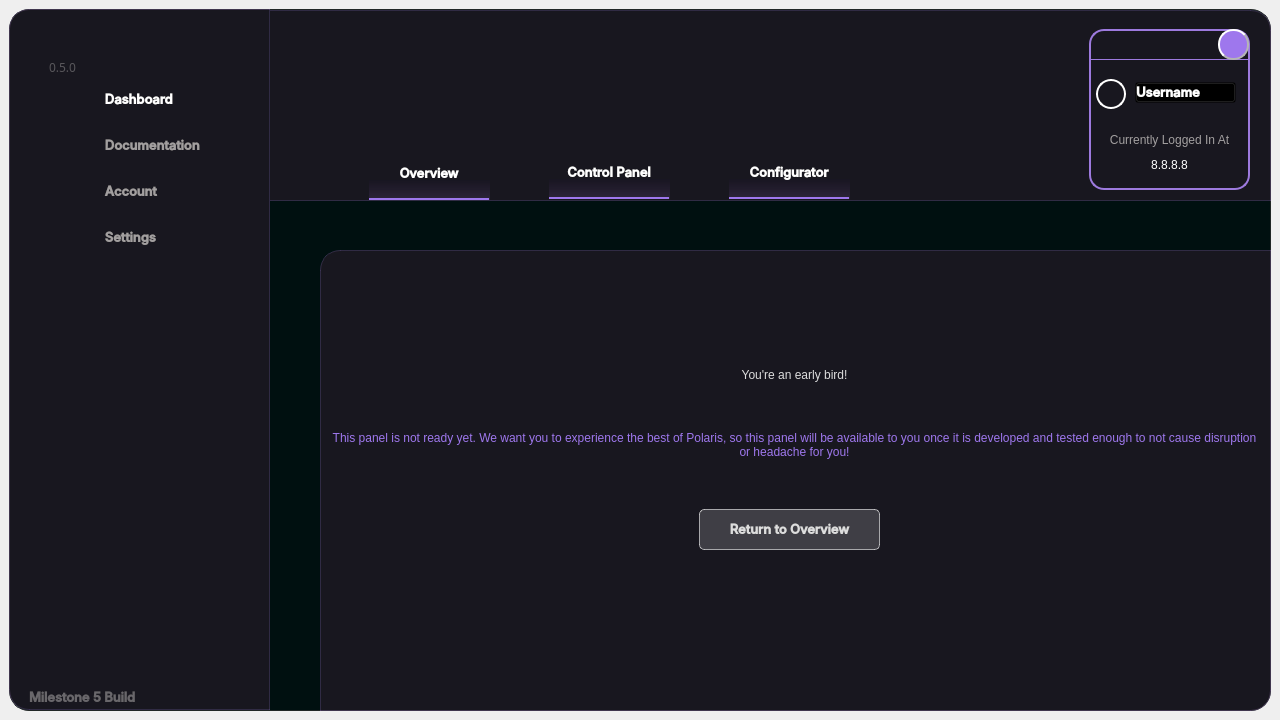
Qt form UI/main.ui (ameasere/Polaris) before a commit.
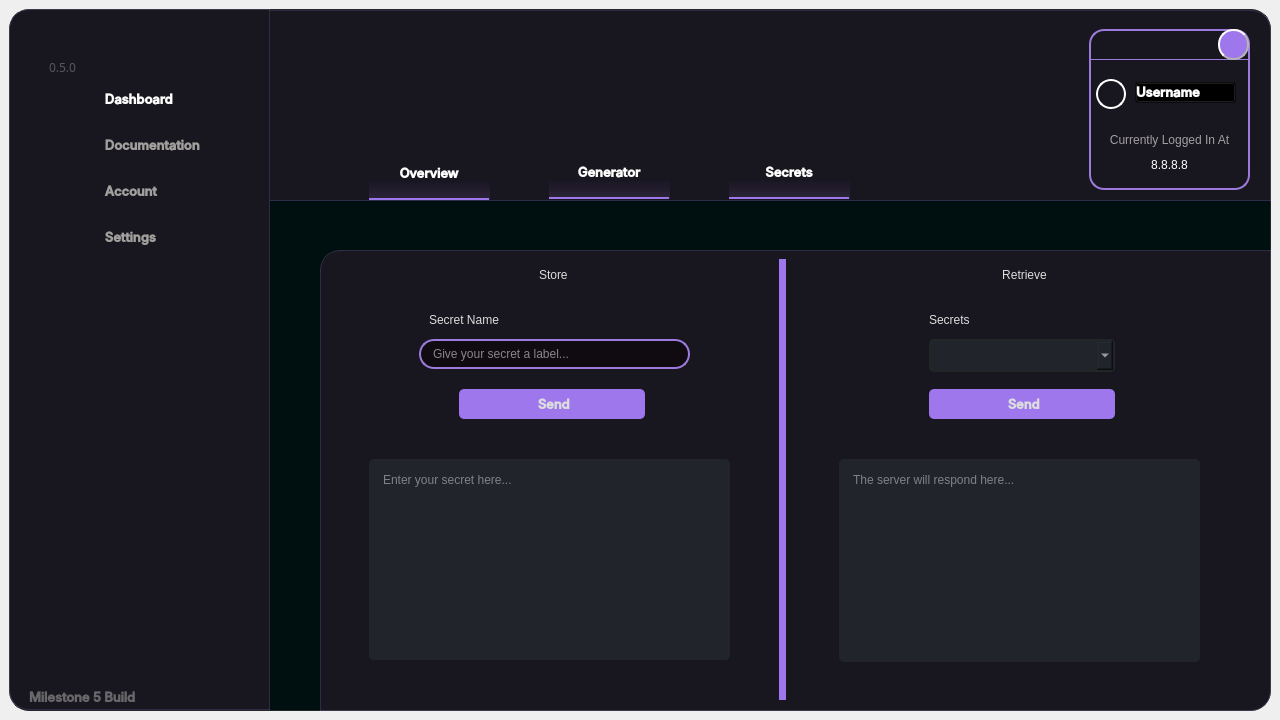
The same form after that commit. The open tabs and pages were chosen to show the change. Icons and pictures are not drawn.

Commit message: Secrets Management Page [beta]

What changed in the file:
```diff
--- a/UI/main.ui
+++ b/UI/main.ui
@@ -1561,7 +1561,7 @@
         <string notr="true">background: transparent;</string>
        </property>
        <property name="currentIndex">
-        <number>2</number>
+        <number>1</number>
        </property>
        <widget class="QWidget" name="hsmlist">
         <widget class="QStackedWidget" name="hsmpages">
@@ -2697,62 +2697,97 @@
          </widget>
         </widget>
        </widget>
-       <widget class="QWidget" name="configurator">
-        <widget class="QLabel" name="addhsmtitle_2">
+       <widget class="QWidget" name="secrets">
+        <widget class="QLabel" name="overview_cpu_3">
          <property name="geometry">
           <rect>
-           <x>0</x>
-           <y>90</y>
-           <width>931</width>
-           <height>51</height>
+           <x>210</x>
+           <y>0</y>
+           <width>41</width>
+           <height>31</height>
           </rect>
          </property>
          <property name="styleSheet">
-          <string notr="true">font: 600 16pt &quot;Inter Medium&quot;;</string>
+          <string notr="true">font: 700 12pt &quot;Inter Medium&quot;;</string>
          </property>
          <property name="text">
-          <string>You're an early bird!</string>
+          <string>Store</string>
          </property>
+        </widget>
+        <widget class="QLabel" name="overview_cpu_5">
+         <property name="geometry">
+          <rect>
+           <x>600</x>
+           <y>0</y>
+           <width>191</width>
+           <height>31</height>
+          </rect>
+         </property>
+         <property name="styleSheet">
+          <string notr="true">font: 700 12pt &quot;Inter Medium&quot;;</string>
+         </property>
+         <property name="text">
+          <string>Retrieve</string>
+         </property>
          <property name="alignment">
           <set>Qt::AlignCenter</set>
          </property>
         </widget>
-        <widget class="QLabel" name="addhsmtitle_3">
+        <widget class="QLabel" name="label">
          <property name="geometry">
           <rect>
-           <x>0</x>
-           <y>160</y>
-           <width>931</width>
-           <height>51</height>
+           <x>450</x>
+           <y>-10</y>
+           <width>7</width>
+           <height>461</height>
           </rect>
          </property>
          <property name="styleSheet">
-          <string notr="true">font: 600 14pt &quot;Inter Medium&quot;;
-color: #9e77ed;</string>
+          <string notr="true">background-color: #9e77ed;</string>
          </property>
          <property name="text">
-          <string>This panel is not ready yet. We want you to experience the best of Polaris, so this panel will be available to you once it is developed and tested enough to not cause disruption or headache for you!</string>
+          <string/>
          </property>
-         <property name="alignment">
-          <set>Qt::AlignCenter</set>
+        </widget>
+        <widget class="QPlainTextEdit" name="secret_response">
+         <property name="geometry">
+          <rect>
+           <x>510</x>
+           <y>200</y>
+           <width>361</width>
+           <height>203</height>
+          </rect>
          </property>
-         <property name="wordWrap">
+         <property name="minimumSize">
+          <size>
+           <width>200</width>
+           <height>200</height>
+          </size>
+         </property>
+         <property name="styleSheet">
+          <string notr="true">background-color: rgb(33, 37, 43);
+font: 600 10pt &quot;Inter Medium&quot;;</string>
+         </property>
+         <property name="readOnly">
           <bool>true</bool>
          </property>
+         <property name="placeholderText">
+          <string>The server will respond here...</string>
+         </property>
         </widget>
-        <widget class="QPushButton" name="btn_earlybird">
+        <widget class="QPushButton" name="btn_retrievesecret">
          <property name="geometry">
           <rect>
-           <x>370</x>
-           <y>250</y>
-           <width>181</width>
-           <height>41</height>
+           <x>600</x>
+           <y>130</y>
+           <width>186</width>
+           <height>30</height>
           </rect>
          </property>
          <property name="minimumSize">
           <size>
-           <width>120</width>
-           <height>15</height>
+           <width>150</width>
+           <height>30</height>
           </size>
          </property>
          <property name="font">
@@ -2767,38 +2802,210 @@
           <cursorShape>PointingHandCursor</cursorShape>
          </property>
          <property name="styleSheet">
-          <string notr="true">#btn_earlybird {
-background-color: rgba(222, 222, 222, 50);
+          <string notr="true">QPushButton {
+background-color: #9e77ed;
 font: 600 10pt &quot;Inter Medium&quot;;
-text-align: center;
-border: 1px solid rgba(255, 255, 255, 150);
 border-radius: 5px;
 }
-#btn_earlybird:hover {
-background-color: rgba(222, 222, 222, 90);
-font: 600 10pt &quot;Inter Medium&quot;;
-text-align: center;
-border: 1px solid rgba(255, 255, 255, 150);
-border-radius: 5px;
+QPushButton:hover {
+	background-color: rgb(168, 128, 255);
+	border-radius: 4px;
 }
-#btn_earlybird:pressed {
-background-color: rgba(222, 222, 222, 150);
+QPushButton:pressed {	
+	background-color: rgb(255, 243, 239);
+	font: 600 10pt &quot;Inter Medium&quot;;
+	icon: url(:/icons/images/icons/log-in_purple.png);
+	color: #9e77ed;
+	border-radius: 5px;
+}
+</string>
+         </property>
+         <property name="text">
+          <string> Send</string>
+         </property>
+         <property name="icon">
+          <iconset resource="resources.qrc">
+           <normaloff>:/icons/images/icons/send.png</normaloff>:/icons/images/icons/send.png</iconset>
+         </property>
+        </widget>
+        <widget class="QComboBox" name="secrets_dd">
+         <property name="geometry">
+          <rect>
+           <x>600</x>
+           <y>80</y>
+           <width>186</width>
+           <height>33</height>
+          </rect>
+         </property>
+         <property name="font">
+          <font>
+           <family>Inter Medium 400</family>
+           <pointsize>10</pointsize>
+           <italic>false</italic>
+           <bold>false</bold>
+          </font>
+         </property>
+         <property name="autoFillBackground">
+          <bool>false</bool>
+         </property>
+         <property name="styleSheet">
+          <string notr="true">background-color: rgb(33, 37, 43);</string>
+         </property>
+         <property name="iconSize">
+          <size>
+           <width>16</width>
+           <height>16</height>
+          </size>
+         </property>
+         <property name="frame">
+          <bool>true</bool>
+         </property>
+        </widget>
+        <widget class="QLabel" name="hsmnamelabel_6">
+         <property name="geometry">
+          <rect>
+           <x>600</x>
+           <y>50</y>
+           <width>181</width>
+           <height>21</height>
+          </rect>
+         </property>
+         <property name="styleSheet">
+          <string notr="true">font: 600 10pt &quot;Inter Medium&quot;;</string>
+         </property>
+         <property name="text">
+          <string>Secrets</string>
+         </property>
+        </widget>
+        <widget class="QPlainTextEdit" name="send_pte_2">
+         <property name="geometry">
+          <rect>
+           <x>40</x>
+           <y>200</y>
+           <width>361</width>
+           <height>201</height>
+          </rect>
+         </property>
+         <property name="minimumSize">
+          <size>
+           <width>200</width>
+           <height>90</height>
+          </size>
+         </property>
+         <property name="styleSheet">
+          <string notr="true">background-color: rgb(33, 37, 43);
+font: 600 10pt &quot;Inter Medium&quot;;</string>
+         </property>
+         <property name="readOnly">
+          <bool>false</bool>
+         </property>
+         <property name="placeholderText">
+          <string>Enter your secret here...</string>
+         </property>
+        </widget>
+        <widget class="QPushButton" name="btn_storesecret">
+         <property name="geometry">
+          <rect>
+           <x>130</x>
+           <y>130</y>
+           <width>186</width>
+           <height>30</height>
+          </rect>
+         </property>
+         <property name="minimumSize">
+          <size>
+           <width>150</width>
+           <height>30</height>
+          </size>
+         </property>
+         <property name="font">
+          <font>
+           <family>Inter Medium</family>
+           <pointsize>10</pointsize>
+           <italic>false</italic>
+           <bold>true</bold>
+          </font>
+         </property>
+         <property name="cursor">
+          <cursorShape>PointingHandCursor</cursorShape>
+         </property>
+         <property name="styleSheet">
+          <string notr="true">QPushButton {
+background-color: #9e77ed;
 font: 600 10pt &quot;Inter Medium&quot;;
-text-align: center;
-border: 1px solid rgba(255, 255, 255, 150);
 border-radius: 5px;
-}</string>
+}
+QPushButton:hover {
+	background-color: rgb(168, 128, 255);
+	border-radius: 4px;
+}
+QPushButton:pressed {	
+	background-color: rgb(255, 243, 239);
+	font: 600 10pt &quot;Inter Medium&quot;;
+	icon: url(:/icons/images/icons/log-in_purple.png);
+	color: #9e77ed;
+	border-radius: 5px;
+}
+</string>
          </property>
          <property name="text">
-          <string>Return to Overview</string>
+          <string> Send</string>
          </property>
          <property name="icon">
           <iconset resource="resources.qrc">
-           <normaloff>:/icons/images/icons/arrow-left.png</normaloff>:/icons/images/icons/arrow-left.png</iconset>
+           <normaloff>:/icons/images/icons/send.png</normaloff>:/icons/images/icons/send.png</iconset>
+         </property>
+        </widget>
+        <widget class="QLineEdit" name="secret_label">
+         <property name="geometry">
+          <rect>
+           <x>90</x>
+           <y>80</y>
+           <width>271</width>
+           <height>30</height>
+          </rect>
+         </property>
+         <property name="minimumSize">
+          <size>
+           <width>0</width>
+           <height>30</height>
+          </size>
+         </property>
+         <property name="styleSheet">
+          <string notr="true">background: solid rgb(16, 11, 16);
+border: 2px solid rgb(157, 122, 222);
+border-radius: 15px;
+font: 600 10pt &quot;Inter Medium&quot;;
+color: white;</string>
+         </property>
+         <property name="text">
+          <string/>
+         </property>
+         <property name="maxLength">
+          <number>15</number>
+         </property>
+         <property name="placeholderText">
+          <string>Give your secret a label...</string>
+         </property>
+        </widget>
+        <widget class="QLabel" name="hsmnamelabel_7">
+         <property name="geometry">
+          <rect>
+           <x>100</x>
+           <y>50</y>
+           <width>181</width>
+           <height>21</height>
+          </rect>
+         </property>
+         <property name="styleSheet">
+          <string notr="true">font: 600 10pt &quot;Inter Medium&quot;;</string>
+         </property>
+         <property name="text">
+          <string>Secret Name</string>
          </property>
         </widget>
        </widget>
-       <widget class="QWidget" name="controlpanel">
+       <widget class="QWidget" name="generator">
         <widget class="QScrollArea" name="send_sa">
          <property name="geometry">
           <rect>
@@ -3305,7 +3512,7 @@
 }</string>
        </property>
        <property name="text">
-        <string>Control Panel</string>
+        <string>Generator</string>
        </property>
       </widget>
       <widget class="QLabel" name="controlpanel_bg">
@@ -3377,7 +3584,7 @@
 }</string>
        </property>
        <property name="text">
-        <string>Configurator</string>
+        <string>Secrets</string>
        </property>
       </widget>
       <widget class="QLabel" name="configurator_bg">
```
The commit also changes 3 other files.
